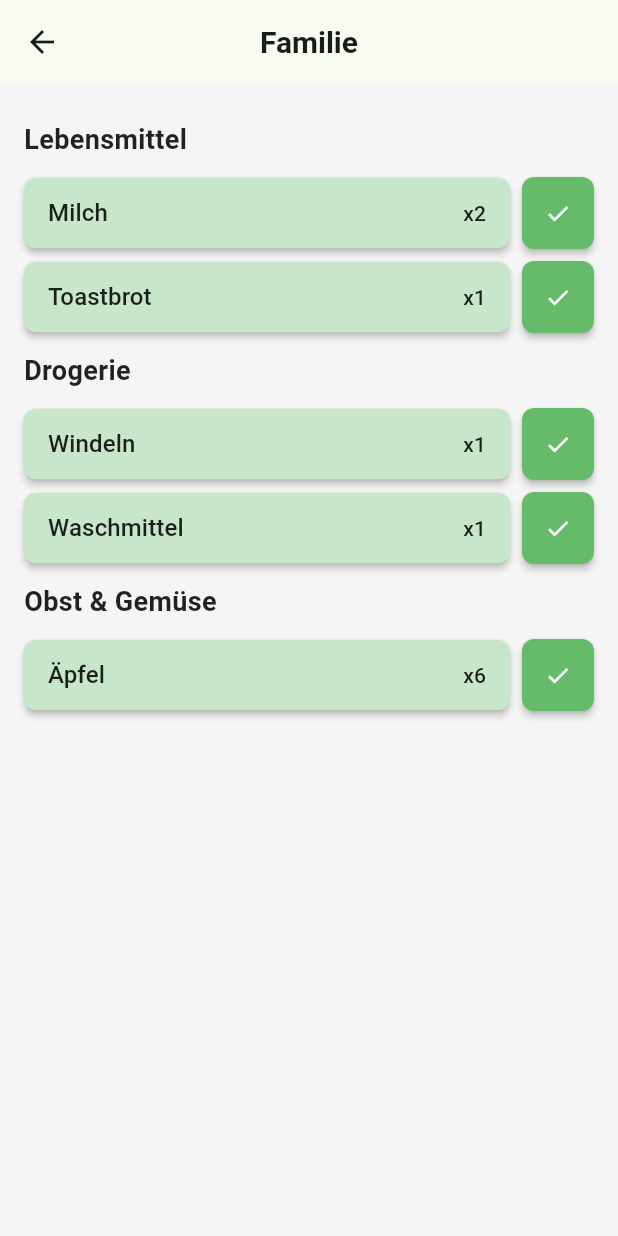
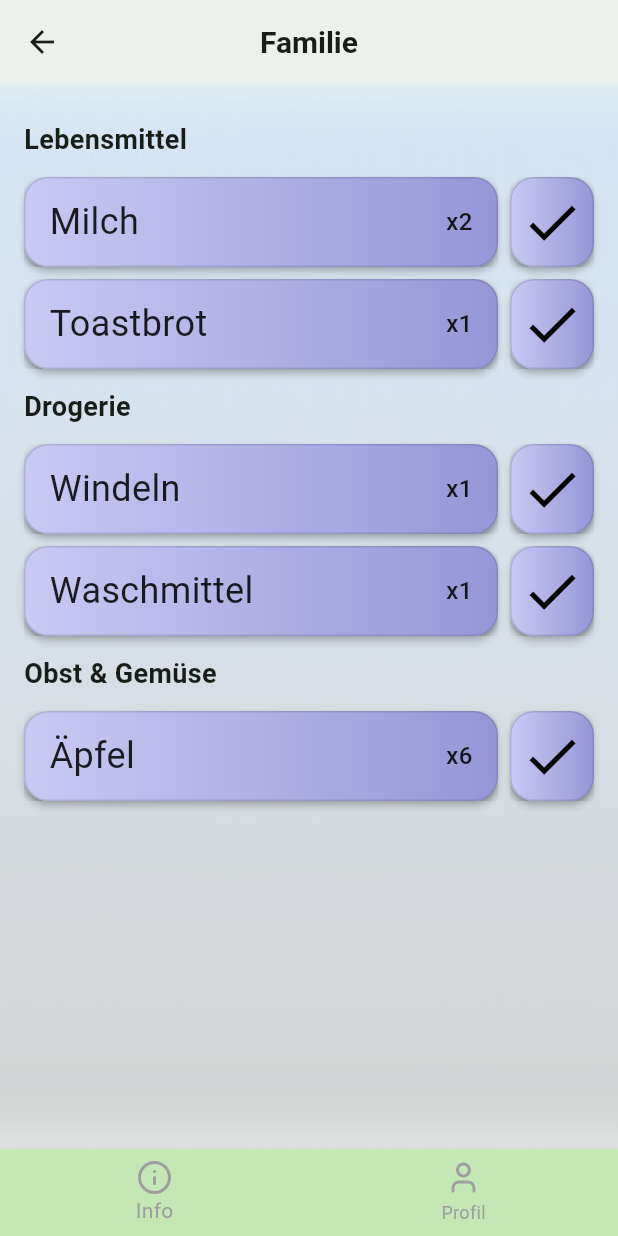
Before and after one commit to DanielTrompetter/shoplist, a Flutter app: the screen it shows after launch, after a tap on "Familie", on a phone screen of 412 x 824 dp. Run offline on Flutter 3.47's test engine with Material 3 defaults, Android fonts, the phone set to English and light mode, and no system bars; our stand-ins replace device_preview, google_fonts, lucide_icons.

Commit message:
added some colors and gradients

```diff
--- a/lib/Screens/homescreen.dart
+++ b/lib/Screens/homescreen.dart
@@ -58,6 +58,20 @@ class _HomeScreenState extends State<HomeScreen> {
         children: [
           Positioned.fill(
             child: Image.asset('assets/Neutral.png', fit: BoxFit.cover),
+          ),
+          Positioned.fill(
+            child: Container(
+              decoration: const BoxDecoration(
+                gradient: LinearGradient(
+                  begin: Alignment.topCenter,
+                  end: Alignment.bottomCenter,
+                  colors: [
+                    Color(0x03D9D9D9), // 1% Alpha
+                    Color(0xFFC2C2C2), // 100% Alpha
+                  ],
+                ),
+              ),
+            ),
           ),
           Positioned.fill(
             child: BackdropFilter(
@@ -181,24 +195,24 @@ class CenterRect extends StatelessWidget {
               child: SizedBox(
                 width: screenWidth * 0.45,
                 child: Column(
+                  spacing: 12.0,
                   mainAxisAlignment: MainAxisAlignment.center,
                   crossAxisAlignment: CrossAxisAlignment.start,
                   children: [
                     Text(
                       'Deine ShopLists in\nder Übersicht',
                       style: GoogleFonts.belanosima(
-                        fontSize: 16,
+                        fontSize: 18,
                         color: Colors.black87,
                       ),
                     ),
-                    const SizedBox(height: 0),
                     ElevatedButton(
                       onPressed: () {},
                       style: ButtonStyle(
                         backgroundColor: WidgetStateProperty.all(const Color(0xFF8686D7)),
                         shape: WidgetStateProperty.all(
                           RoundedRectangleBorder(
-                            borderRadius: BorderRadius.circular(4),
+                            borderRadius: BorderRadius.circular(12),
                           ),
                         ),
                       ),
@@ -216,21 +230,28 @@ class CenterRect extends StatelessWidget {
               ),
             ),
             Expanded(
-              child: ClipRect( // Clipping auf Stack-Ebene um das Bild an den Kanten zu beschneiden!
+              child: ClipRRect(
+                borderRadius: const BorderRadius.only(
+                  topRight: Radius.circular(8),
+                  bottomRight: Radius.circular(8),
+                ),
                 child: Stack(
                   children: [
                     Positioned.fill(
                       child: Align(
                         alignment: Alignment.center,
+                        child: Transform.scale(
+                          scale: 1.5,
                           child: Transform.translate(
-                          offset: const Offset(80, 20),
+                            offset: const Offset(50, 30),
                             child: Transform.rotate(
                               angle: -30 * (pi / 180),
                               child: ClipRRect(
-                              borderRadius: BorderRadius.circular(12),
+                                borderRadius: BorderRadius.circular(12), // Bild-eigene Rundung
                                 child: Image.asset(
                                   'assets/Title.png',
                                   fit: BoxFit.contain,
+                                ),
                               ),
                             ),
                           ),
--- a/lib/Screens/listscreen.dart
+++ b/lib/Screens/listscreen.dart
@@ -1,15 +1,34 @@
+import 'dart:ui';
+
 import 'package:flutter/material.dart';
 import 'package:shoplist/DBInterface/dbinterface.dart';
+import 'package:shoplist/main.dart';
 import 'package:shoplist/widgets/listbutton.dart';
+import 'package:shoplist/widgets/slbottomnavbar.dart';
 
-class ListScreen extends StatelessWidget {
+class ListScreen extends StatefulWidget {
   const ListScreen({super.key});
 
   @override
+  State<ListScreen> createState() => _ListScreenState();
+}
+
+class _ListScreenState extends State<ListScreen> {
+  late ShoppingList shoppingList;
+
+  // wenn sich was in der Liste geändert hat, neu holen und rendern!
+  @override
+  void didChangeDependencies() {
+    super.didChangeDependencies();
+    final args = ModalRoute.of(context)?.settings.arguments as ShoppingList?;
+    if (args != null) {
+      shoppingList = args;
+    }
+  }
+
+  @override
   Widget build(BuildContext context) {
-    final shoppingList = ModalRoute.of(context)?.settings.arguments as ShoppingList?;
-
-    if (shoppingList == null) {
+    if (shoppingList.shoppingItems.isEmpty) {
       return const Scaffold(
         body: Center(child: Text('Keine Liste übergeben')),
       );
@@ -18,36 +37,23 @@ class ListScreen extends StatelessWidget {
     // Gruppiere Items nach Kategorie
     final Map<String, List<ShoppingItem>> groupedItems = {};
     for (var item in shoppingList.shoppingItems) {
-      if (!groupedItems.containsKey(item.category)) {
-        groupedItems[item.category] = [];
-      }
-      groupedItems[item.category]!.add(item);
+      groupedItems.putIfAbsent(item.category, () => []).add(item);
     }
 
-    // Baue die Liste manuell ohne Spread-Operator
     final List<Widget> categoryWidgets = [];
 
     for (var entry in groupedItems.entries) {
-      final category = entry.key;
-      final items = entry.value;
-
-      // Kategorie-Trenner
       categoryWidgets.add(
         Padding(
           padding: const EdgeInsets.symmetric(vertical: 8),
           child: Text(
-            category,
-            style: const TextStyle(
-              fontSize: 18,
-              fontWeight: FontWeight.bold,
-              color: Colors.black87,
-            ),
+            entry.key,
+            style: const TextStyle(fontSize: 18, fontWeight: FontWeight.bold),
           ),
         ),
       );
 
-      // Buttons für Items
-      for (var item in items) {
+      for (var item in entry.value) {
         categoryWidgets.add(
           Padding(
             padding: const EdgeInsets.symmetric(vertical: 4),
@@ -57,7 +63,9 @@ class ListScreen extends StatelessWidget {
                 // Item bearbeiten
               },
               onToggleShopped: () {
-                // Item als gekauft markieren oder zurücksetzen
+                setState(() {
+                  item.shopped = !item.shopped;
+                });
               },
             ),
           ),
@@ -66,14 +74,44 @@ class ListScreen extends StatelessWidget {
     }
 
     return Scaffold(
+      backgroundColor: const Color(0xFFE6F4EA),
       appBar: AppBar(
         title: Text(shoppingList.name),
         centerTitle: true,
+        backgroundColor: Colors.white,
+        elevation: 4,
       ),
-      body: ListView(
-        padding: const EdgeInsets.all(16),
-        children: categoryWidgets,
+      body: Stack(
+        children: [
+          Positioned.fill(
+            child: Image.asset('assets/Neutral.png', fit: BoxFit.cover),
+          ),
+          Positioned.fill(
+            child: Container(
+              decoration: const BoxDecoration(
+                gradient: LinearGradient(
+                  begin: Alignment.topCenter,
+                  end: Alignment.bottomCenter,
+                  colors: [Color(0x03D9D9D9), Color(0xFFC2C2C2)],
+                ),
+              ),
+            ),
+          ),
+          Positioned.fill(
+            child: BackdropFilter(
+              filter: ImageFilter.blur(sigmaX: 0.0, sigmaY: 20.0),
+              child: Container(color: Colors.white.withAlpha(70)),
+            ),
+          ),
+          SafeArea(
+            child: ListView(
+              padding: const EdgeInsets.all(16),
+              children: categoryWidgets,
+            ),
+          ),
+        ],
       ),
+      bottomNavigationBar: const Slbottomnavbar(origin: Screen.homeScreen),
     );
   }
 }
--- a/lib/widgets/Bigbutton.dart
+++ b/lib/widgets/Bigbutton.dart
@@ -47,7 +47,7 @@
               child: Text(
                 label,
                 style: GoogleFonts.inriaSans(
-                  fontSize: 16,
+                  fontSize: 28,
                   fontWeight: FontWeight.bold,
                   color: Colors.black87,
                 ),
--- a/lib/widgets/listbutton.dart
+++ b/lib/widgets/listbutton.dart
@@ -1,5 +1,6 @@
 import 'package:flutter/material.dart';
 import 'package:shoplist/DBInterface/dbinterface.dart';
+import 'package:shoplist/widgets/squarebutton.dart';
 
 class ListButton extends StatelessWidget {
   final ShoppingItem item;
@@ -15,54 +16,69 @@ class ListButton extends StatelessWidget {
 
   @override
   Widget build(BuildContext context) {
-    return Row(
+    return IntrinsicHeight(
+      child: Row(
+        crossAxisAlignment: CrossAxisAlignment.stretch,
         children: [
-        // Hauptbutton für Editieren
+          // Hauptbutton mit Gradient
           Expanded(
-          child: ElevatedButton(
-            style: ElevatedButton.styleFrom(
-              backgroundColor: item.shopped ? Colors.grey[300] : Colors.green[100],
-              foregroundColor: Colors.black87,
+            child: Material(
+              borderRadius: BorderRadius.circular(16),
+              elevation: item.shopped ? 0 : 2,
+              child: Ink(
+                decoration: BoxDecoration(
+                  gradient: item.shopped
+                      ? const LinearGradient(
+                          colors: [Color(0xFFE0E0E0), Color(0xFFB0B0B0)],
+                          begin: Alignment.centerLeft,
+                          end: Alignment.centerRight,
+                        )
+                      : const LinearGradient(
+                          colors: [Color(0xFFC9C9F3), Color(0xFF9696D7)],
+                          begin: Alignment.centerLeft,
+                          end: Alignment.centerRight,
+                        ),
+                  borderRadius: BorderRadius.circular(16),
+                  border: Border.all(color: Colors.black12),
+                  boxShadow: const [
+                    BoxShadow(
+                      color: Colors.black26,
+                      blurRadius: 4,
+                      offset: Offset(0, 2),
+                    ),
+                  ],
+                ),
+                child: InkWell(
+                  borderRadius: BorderRadius.circular(16),
+                  onTap: onEdit,
+                  child: Padding(
                     padding: const EdgeInsets.symmetric(vertical: 12, horizontal: 16),
-              shape: RoundedRectangleBorder(
-                borderRadius: BorderRadius.circular(8),
-              ),
-              elevation: item.shopped ? 0 : 2,
-            ),
-            onPressed: onEdit,
                     child: Row(
                       mainAxisAlignment: MainAxisAlignment.spaceBetween,
                       children: [
-                Text(item.name, style: const TextStyle(fontSize: 16)),
-                Text('x${item.amount}', style: const TextStyle(fontWeight: FontWeight.w500)),
+                        Text(item.name, style: const TextStyle(fontSize: 24, color: Colors.black87)),
+                        Text('x${item.amount}', style: const TextStyle(fontWeight: FontWeight.w500, color: Colors.black87)),
                       ],
+                    ),
+                  ),
+                ),
               ),
             ),
           ),
 
           const SizedBox(width: 8),
 
-        // Status-Button mit Häkchen
+          // Quadratischer Status-Button
           SizedBox(
-          height: 48,
-          width: 48,
-          child: ElevatedButton(
-            style: ElevatedButton.styleFrom(
-              backgroundColor: item.shopped ? Colors.red[300] : Colors.green[400],
-              shape: RoundedRectangleBorder(
-                borderRadius: BorderRadius.circular(8),
-              ),
-              padding: EdgeInsets.zero,
-              elevation: 2,
-            ),
+            width: 56,
+            child: SquareButton(
+              isShopped: item.shopped,
+              icon: item.shopped ? Icons.close : Icons.check,
               onPressed: onToggleShopped,
-            child: Icon(
-              item.shopped ? Icons.close : Icons.check,
-              color: Colors.white,
-            ),
             ),
           ),
         ],
+      ),
     );
   }
 }
--- /dev/null
+++ b/lib/widgets/squarebutton.dart
@@ -0,0 +1,57 @@
+import 'package:flutter/material.dart';
+
+class SquareButton extends StatelessWidget {
+  final IconData icon;
+  final VoidCallback? onPressed;
+  final bool isShopped;
+
+  const SquareButton({
+    super.key,
+    required this.icon,
+    this.onPressed,
+    required this.isShopped,
+  });
+
+  @override
+  Widget build(BuildContext context) {
+    return AspectRatio(
+      aspectRatio: 1,
+      child: Material(
+        borderRadius: BorderRadius.circular(16),
+        elevation: 2,
+        child: Ink(
+          decoration: BoxDecoration(
+            gradient: isShopped
+                ? const LinearGradient(
+                    colors: [Color(0xFFE0E0E0), Color(0xFFB0B0B0)],
+                    begin: Alignment.centerLeft,
+                    end: Alignment.centerRight,
+                  )
+                : const LinearGradient(
+                    colors: [Color(0xFFC9C9F3), Color(0xFF9696D7)],
+                    begin: Alignment.centerLeft,
+                    end: Alignment.centerRight,
+                  ),
+            borderRadius: BorderRadius.circular(16),
+            border: Border.all(color: Colors.black12),
+            boxShadow: const [
+              BoxShadow(
+                color: Colors.black26,
+                blurRadius: 4,
+                offset: Offset(0, 2),
+              ),
+            ],
+          ),
+          child: InkWell(
+            borderRadius: BorderRadius.circular(16),
+            onTap: onPressed,
+            child: Center(
+              child: Icon(
+                isShopped ? Icons.close : Icons.check, size: 42, color: Colors.black),
+            ),
+          ),
+        ),
+      ),
+    );
+  }
+}
```
Lines whose indentation alone changed are shown as unchanged.
